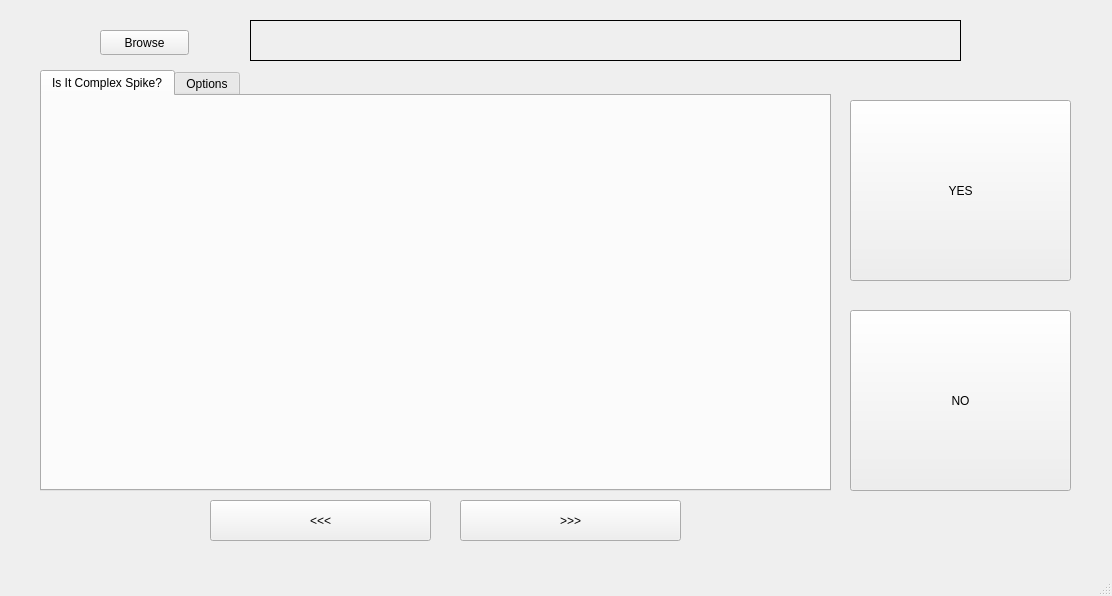
First picture: the form in design.ui, repository kkarbasi/csGUI, before the edit.
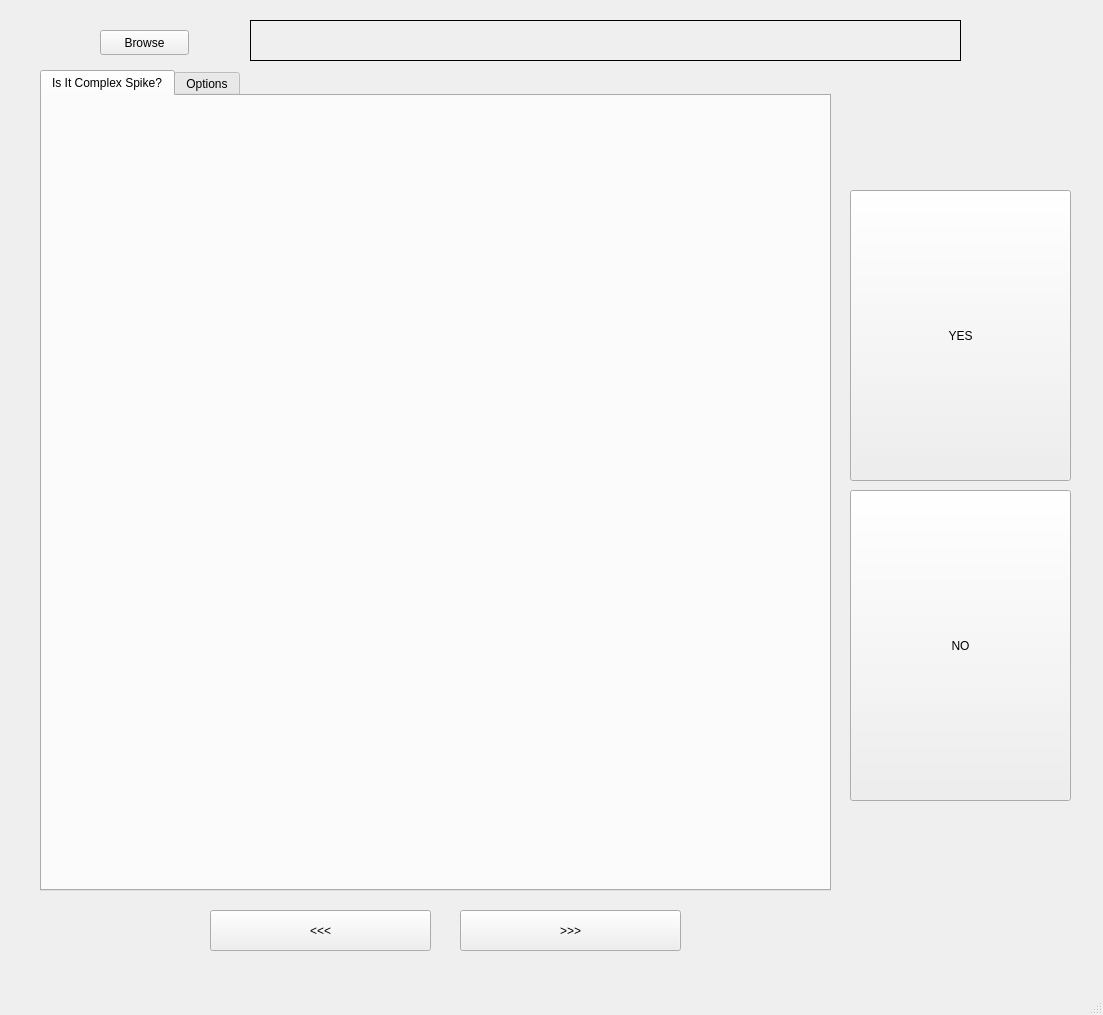
Second picture: the form after the edit. Custom widgets are drawn as their Qt base class.

Commit message: Added a seconday plot for the zoomed out version of the complex spike

```diff
--- a/design.ui
+++ b/design.ui
@@ -6,10 +6,22 @@
    <rect>
     <x>0</x>
     <y>0</y>
-    <width>1112</width>
-    <height>596</height>
+    <width>1103</width>
+    <height>1015</height>
    </rect>
   </property>
+  <property name="minimumSize">
+   <size>
+    <width>1103</width>
+    <height>1015</height>
+   </size>
+  </property>
+  <property name="maximumSize">
+   <size>
+    <width>1103</width>
+    <height>1015</height>
+   </size>
+  </property>
   <property name="windowTitle">
    <string>MainWindow</string>
   </property>
@@ -52,7 +64,7 @@
       <x>40</x>
       <y>70</y>
       <width>791</width>
-      <height>421</height>
+      <height>821</height>
      </rect>
     </property>
     <property name="currentIndex">
@@ -72,6 +84,16 @@
        </rect>
       </property>
      </widget>
+     <widget class="MplWidget" name="plotWidget_2" native="true">
+      <property name="geometry">
+       <rect>
+        <x>0</x>
+        <y>400</y>
+        <width>781</width>
+        <height>371</height>
+       </rect>
+      </property>
+     </widget>
     </widget>
     <widget class="QWidget" name="tab_2">
      <attribute name="title">
@@ -83,9 +105,9 @@
     <property name="geometry">
      <rect>
       <x>850</x>
-      <y>100</y>
+      <y>190</y>
       <width>221</width>
-      <height>181</height>
+      <height>291</height>
      </rect>
     </property>
     <property name="text">
@@ -96,9 +118,9 @@
     <property name="geometry">
      <rect>
       <x>850</x>
-      <y>310</y>
+      <y>490</y>
       <width>221</width>
-      <height>181</height>
+      <height>311</height>
      </rect>
     </property>
     <property name="text">
@@ -109,7 +131,7 @@
     <property name="geometry">
      <rect>
       <x>460</x>
-      <y>500</y>
+      <y>910</y>
       <width>221</width>
       <height>41</height>
      </rect>
@@ -122,7 +144,7 @@
     <property name="geometry">
      <rect>
       <x>210</x>
-      <y>500</y>
+      <y>910</y>
       <width>221</width>
       <height>41</height>
      </rect>
```
Left out of the diff: 2 changed lines with no effect on the pictures. The commit also changes 2 other files.
